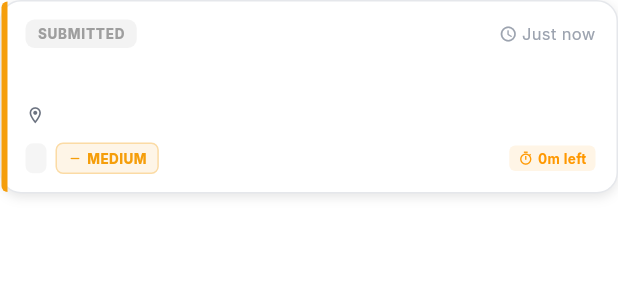
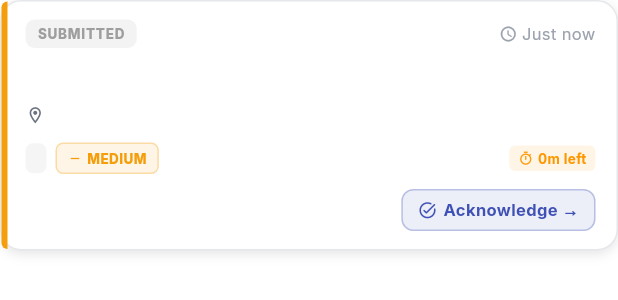
Before and after one commit to thisIsRajbirMajhi/Nagar-Sewa-2.0, a Flutter app: the OfficerIssueCard widget shown alone on an empty page, opened directly with empty values, on a phone screen of 412 x 824 dp. Shown: the top 300 px of the screen. Run offline on Flutter 3.47's test engine with Material 3 defaults, Android fonts, the light colour scheme and no system bars; drawn by our look-alikes of flutter_animate; our stand-ins replace cached_network_image, connectivity_plus, flutter_dotenv, flutter_riverpod, geocoding, geolocator and 10 more; missing offline and left inert: maplibre_gl; accounts and stored records are empty.

Commit message:
feat: add inline quick action chips on officer issue cards

```diff
--- a/lib/features/officer/widgets/officer_issue_card.dart
+++ b/lib/features/officer/widgets/officer_issue_card.dart
@@ -1,18 +1,20 @@
 import 'package:flutter/material.dart';
 import 'package:flutter_animate/flutter_animate.dart';
+import 'package:flutter_riverpod/flutter_riverpod.dart';
 import 'package:google_fonts/google_fonts.dart';
 import 'package:go_router/go_router.dart';
 import '../../../core/constants/app_colors.dart';
 import '../../../models/issue_model.dart';
+import '../providers/officer_provider.dart';
 
-class OfficerIssueCard extends StatelessWidget {
+class OfficerIssueCard extends ConsumerWidget {
   final IssueModel issue;
   final int index;
 
   const OfficerIssueCard({super.key, required this.issue, this.index = 0});
 
   @override
-  Widget build(BuildContext context) {
+  Widget build(BuildContext context, WidgetRef ref) {
     final statusColor = AppColors.getStatusColor(issue.status);
     final severityColor = _getSeverityColor(issue.severity);
     final timeAgo = _formatTimeAgo(issue.createdAt);
@@ -154,6 +156,15 @@ class OfficerIssueCard extends StatelessWidget {
                                 _SlaCountdown(deadline: issue.slaDeadline!),
                             ],
                           ),
+
+                          // Row 5: Quick action chip
+                          if (_getNextAction(issue.status) != null) ...[
+                            const SizedBox(height: 10),
+                            _QuickActionChip(
+                              issue: issue,
+                              ref: ref,
+                            ),
+                          ],
                         ],
                       ),
                     ),
@@ -169,6 +180,19 @@ class OfficerIssueCard extends StatelessWidget {
           duration: 350.ms,
         )
         .slideX(begin: 0.03);
+  }
+
+  static (String, IconData, Color)? _getNextAction(String status) {
+    switch (status) {
+      case 'submitted':
+        return ('Acknowledge →', Icons.task_alt_rounded, AppColors.reportedBlue);
+      case 'acknowledged':
+        return ('Start Working →', Icons.engineering_rounded, AppColors.navyPrimary);
+      case 'in_progress':
+        return ('Resolve ✓', Icons.check_circle_rounded, AppColors.greenAccent);
+      default:
+        return null;
+    }
   }
 
   Color _getSeverityColor(String severity) {
@@ -193,6 +217,74 @@ class OfficerIssueCard extends StatelessWidget {
     if (diff.inHours < 24) return '${diff.inHours}h ago';
     if (diff.inDays < 7) return '${diff.inDays}d ago';
     return '${date.day}/${date.month}/${date.year}';
+  }
+}
+
+class _QuickActionChip extends StatelessWidget {
+  final IssueModel issue;
+  final WidgetRef ref;
+
+  const _QuickActionChip({required this.issue, required this.ref});
+
+  @override
+  Widget build(BuildContext context) {
+    final action = OfficerIssueCard._getNextAction(issue.status);
+    if (action == null) return const SizedBox.shrink();
+
+    final (label, icon, color) = action;
+    final nextStatus = {
+      'submitted': 'acknowledged',
+      'acknowledged': 'in_progress',
+      'in_progress': 'resolved',
+    }[issue.status];
+
+    return Align(
+      alignment: Alignment.centerRight,
+      child: GestureDetector(
+        onTap: () async {
+          if (nextStatus == 'resolved') {
+            // Navigate to detail for resolution form
+            context.push('/issue/${issue.id}');
+            return;
+          }
+          final success = await ref
+              .read(officerIssuesProvider.notifier)
+              .quickUpdateStatus(issue.id, issue.status, nextStatus!);
+          if (context.mounted && success) {
+            ScaffoldMessenger.of(context).showSnackBar(
+              SnackBar(
+                content: Text('Updated to ${nextStatus.replaceAll('_', ' ')}'),
+                backgroundColor: color,
+                duration: const Duration(seconds: 2),
+              ),
+            );
+          }
+        },
+        child: Container(
+          padding: const EdgeInsets.symmetric(horizontal: 10, vertical: 5),
+          decoration: BoxDecoration(
+            color: color.withValues(alpha: 0.1),
+            borderRadius: BorderRadius.circular(8),
+            border: Border.all(color: color.withValues(alpha: 0.3)),
+          ),
+          child: Row(
+            mainAxisSize: MainAxisSize.min,
+            children: [
+              Icon(icon, size: 13, color: color),
+              const SizedBox(width: 4),
+              Text(
+                label,
+                style: GoogleFonts.inter(
+                  fontSize: 11,
+                  fontWeight: FontWeight.w700,
+                  color: color,
+                ),
+              ),
+            ],
+          ),
+        ),
+      ),
+    );
   }
 }
 
```
Also changed, not shown: lib/features/officer/providers/officer_provider.dart (+27 -0 lines).
